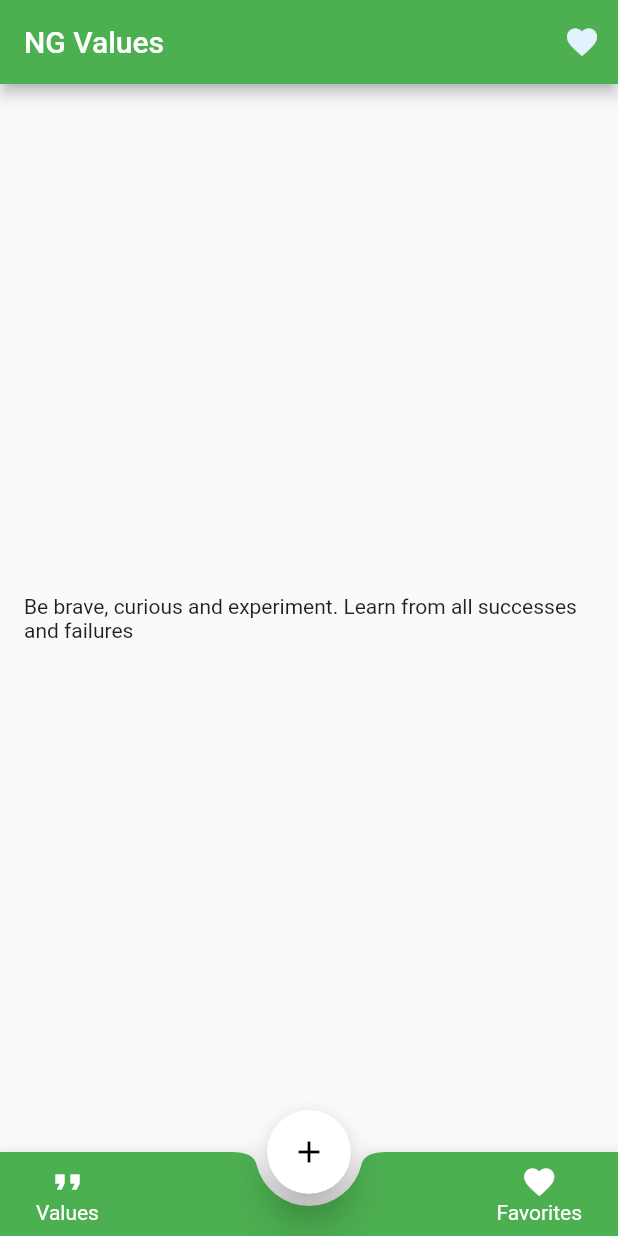
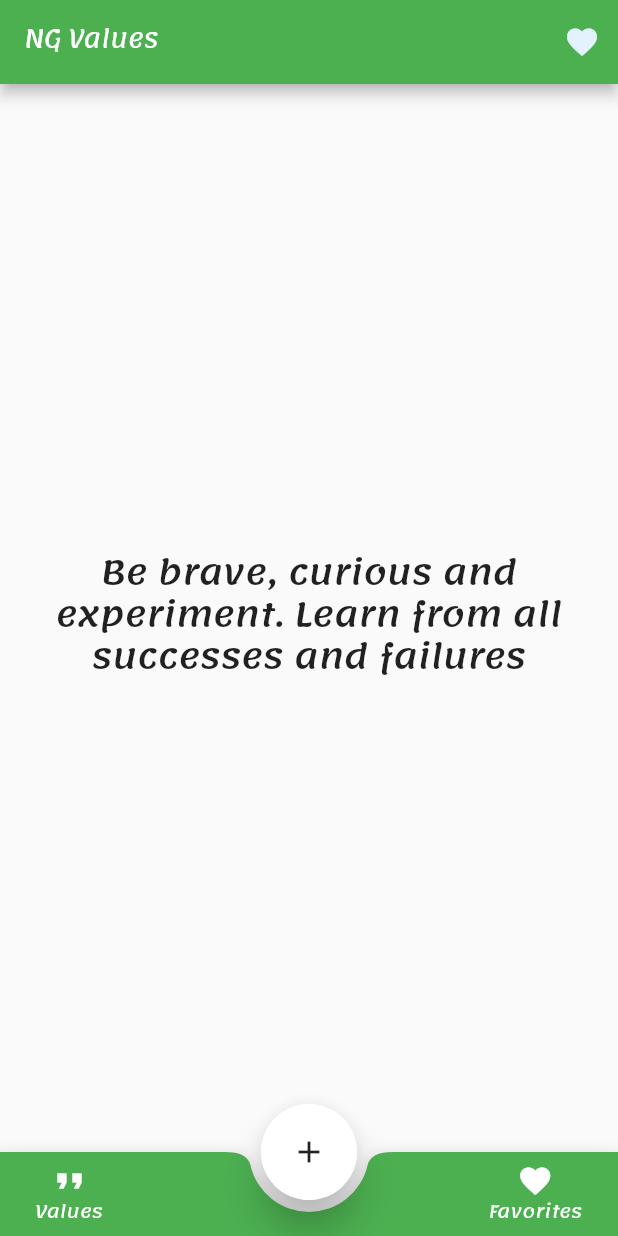
Before and after one commit to itmesh/netguru, a Flutter app: the screen it shows after launch, after a tap on the "favorite" icon, on a phone screen of 412 x 824 dp. Run offline on Flutter 3.47's test engine with Material 2 defaults, Android fonts, the phone set to English and light mode, and no system bars; our stand-ins replace get_it, hive; accounts and stored records are empty; generated files the repository leaves out were written again.

Commit message:
add custom fonts

```diff
--- a/lib/features/generator/ui/pages/generator_page.dart
+++ b/lib/features/generator/ui/pages/generator_page.dart
@@ -10,6 +10,7 @@ import 'package:netguru/features/values/values_page.dart';
 import 'package:netguru/helpers/netguru_values_manager.dart';
 import 'package:netguru/locator/service_locator.dart';
 import 'package:netguru/resources/strings.dart';
+import 'package:netguru/resources/text_styles.dart';
 
 class GeneratorPage extends StatefulWidget {
   @override
@@ -36,12 +37,10 @@ class _GeneratorPageState extends State<GeneratorPage> {
   Widget build(BuildContext context) {
     return Scaffold(
       appBar: AppBar(
-        title: Text('NG Values'),
+        title: Text(Strings.appBarTitle, style: TextStyles.bodyBold),
         actions: [
           IconButton(
-            onPressed: () {
-              _valuesManager.addToFavoriteAt(_generatedValue);
-            },
+            onPressed: () => _valuesManager.addToFavoriteAt(_generatedValue),
             icon: Icon(
               Icons.favorite,
               color: Theme.of(context).secondaryHeaderColor,
@@ -53,11 +52,11 @@ class _GeneratorPageState extends State<GeneratorPage> {
         closedShape: CircleBorder(),
         closedElevation: 10,
         transitionDuration: Duration(milliseconds: 800),
-        closedBuilder: (_, __) => FloatingActionButton(
-          elevation: 10,
-          foregroundColor: Colors.black,
+        closedBuilder: (_, __) => Container(
+          color: Colors.white,
+          width: 64.0,
+          height: 64.0,
           child: Icon(Icons.add),
-          backgroundColor: Colors.white,
         ),
         openBuilder: (_, __) => AddNewValuePage(),
       ),
@@ -67,17 +66,22 @@ class _GeneratorPageState extends State<GeneratorPage> {
           child: AnimatedSwitcher(
             duration: Duration(milliseconds: 400),
             child: Text(
-              _generatedValue != -1
-                  ? _valuesManager.values[_generatedValue].value
-                  : 'initializing',
+              _valuesManager.values[_generatedValue].value,
               key: ValueKey<String>(
-                  _valuesManager.values[_generatedValue].value),
+                _valuesManager.values[_generatedValue].value,
+              ),
+              style: TextStyles.title,
+              textAlign: TextAlign.center,
             ),
           ),
         ),
       ),
       floatingActionButtonLocation: FloatingActionButtonLocation.centerDocked,
-      bottomNavigationBar: BottomAppBar(
+      bottomNavigationBar: _buildBottomBar(),
+    );
+  }
+
+  Widget _buildBottomBar() => BottomAppBar(
         color: Theme.of(context).primaryColor,
         shape: CircularNotchedRectangle(),
         notchMargin: 8.0,
@@ -92,36 +96,18 @@ class _GeneratorPageState extends State<GeneratorPage> {
                 clipBehavior: Clip.hardEdge,
                 color: Colors.transparent,
                 child: InkWell(
-                  onTap: () => Navigator.of(context).push(
-                    PageRouteBuilder(
-                      pageBuilder: (context, animation, secondaryAnimation) =>
-                          ValuesPage(),
-                      transitionsBuilder:
-                          (context, animation, secondaryAnimation, child) {
-                        var begin = Offset(-1.0, 0.0);
-                        var end = Offset.zero;
-                        var curve = Curves.ease;
-
-                        var tween = Tween(begin: begin, end: end).chain(
-                          CurveTween(curve: curve),
-                        );
-
-                        return SlideTransition(
-                          position: animation.drive(tween),
-                          child: child,
-                        );
-                      },
-                    ),
-                  ),
+                  onTap: () => _navigateToValuesPage(),
                   child: Padding(
                     padding: const EdgeInsets.symmetric(horizontal: 8.0),
                     child: Column(
                       mainAxisAlignment: MainAxisAlignment.center,
                       children: [
                         Icon(Icons.format_quote_sharp, color: Colors.white),
+                        SizedBox(height: 4.0),
                         Text(
                           Strings.valuesBottomBar,
-                          style: TextStyle(color: Colors.white),
+                          style:
+                              TextStyles.caption.copyWith(color: Colors.white),
                         ),
                       ],
                     ),
@@ -134,36 +120,18 @@ class _GeneratorPageState extends State<GeneratorPage> {
                 clipBehavior: Clip.hardEdge,
                 color: Colors.transparent,
                 child: InkWell(
-                  onTap: () => Navigator.of(context).push(
-                    PageRouteBuilder(
-                      pageBuilder: (context, animation, secondaryAnimation) =>
-                          FavoritesPage(),
-                      transitionsBuilder:
-                          (context, animation, secondaryAnimation, child) {
-                        var begin = Offset(1.0, 0.0);
-                        var end = Offset.zero;
-                        var curve = Curves.ease;
-
-                        var tween = Tween(begin: begin, end: end).chain(
-                          CurveTween(curve: curve),
-                        );
-
-                        return SlideTransition(
-                          position: animation.drive(tween),
-                          child: child,
-                        );
-                      },
-                    ),
-                  ),
+                  onTap: () => _navigateToFavoritesPage(),
                   child: Padding(
                     padding: const EdgeInsets.symmetric(horizontal: 8.0),
                     child: Column(
                       mainAxisAlignment: MainAxisAlignment.center,
                       children: [
                         Icon(Icons.favorite, color: Colors.white),
+                        SizedBox(height: 4.0),
                         Text(
                           Strings.favoritesBottomBar,
-                          style: TextStyle(color: Colors.white),
+                          style:
+                              TextStyles.caption.copyWith(color: Colors.white),
                         ),
                       ],
                     ),
@@ -174,6 +142,45 @@ class _GeneratorPageState extends State<GeneratorPage> {
             ],
           ),
         ),
+      );
+
+  void _navigateToValuesPage() {
+    Navigator.of(context).push(
+      PageRouteBuilder(
+        pageBuilder: (context, animation, secondaryAnimation) => ValuesPage(),
+        transitionsBuilder: (context, animation, secondaryAnimation, child) {
+          final begin = Offset(-1.0, 0.0);
+          final end = Offset.zero;
+          final tween = Tween(begin: begin, end: end).chain(
+            CurveTween(curve: Curves.ease),
+          );
+
+          return SlideTransition(
+            position: animation.drive(tween),
+            child: child,
+          );
+        },
+      ),
+    );
+  }
+
+  void _navigateToFavoritesPage() {
+    Navigator.of(context).push(
+      PageRouteBuilder(
+        pageBuilder: (context, animation, secondaryAnimation) =>
+            FavoritesPage(),
+        transitionsBuilder: (context, animation, secondaryAnimation, child) {
+          final begin = Offset(1.0, 0.0);
+          final end = Offset.zero;
+          final tween = Tween(begin: begin, end: end).chain(
+            CurveTween(curve: Curves.ease),
+          );
+
+          return SlideTransition(
+            position: animation.drive(tween),
+            child: child,
+          );
+        },
       ),
     );
   }
--- a/lib/features/splash/splash_page.dart
+++ b/lib/features/splash/splash_page.dart
@@ -6,7 +6,7 @@ import 'package:flutter/material.dart';
 import 'package:netguru/features/generator/ui/pages/generator_page.dart';
 import 'package:netguru/helpers/netguru_values_manager.dart';
 import 'package:netguru/locator/service_locator.dart';
-import 'package:netguru/resources/colors.dart';
+import 'package:netguru/resources/netguru_colors.dart';
 import 'package:netguru/resources/images.dart';
 
 final _splashLogoSize = 200.0;
--- /dev/null
+++ b/lib/resources/fonts.dart
@@ -0,0 +1,3 @@
+abstract class Fonts {
+  static const String lemonada = 'Lemonada';
+}
--- a/lib/resources/strings.dart
+++ b/lib/resources/strings.dart
@@ -1,4 +1,5 @@
 abstract class Strings {
+  static const String appBarTitle = 'NG Values';
   static const String valuesBottomBar = 'Values';
   static const String favoritesBottomBar = 'Favorites';
   static const List<String> netguruCoreValues = [
--- /dev/null
+++ b/lib/resources/text_styles.dart
@@ -0,0 +1,26 @@
+import 'package:flutter/material.dart';
+import 'package:netguru/resources/fonts.dart';
+
+abstract class TextStyles {
+  static final TextStyle _regular = TextStyle(
+    fontFamily: Fonts.lemonada,
+  );
+
+  static final TextStyle title = _regular.copyWith(
+    fontSize: 22.0,
+    fontWeight: FontWeight.w500,
+    height: 28 / 22,
+  );
+
+  static final TextStyle bodyBold = _regular.copyWith(
+    fontSize: 16.0,
+    fontWeight: FontWeight.w400,
+    height: 18 / 16,
+  );
+
+  static final TextStyle caption = _regular.copyWith(
+    fontSize: 12.0,
+    fontWeight: FontWeight.w400,
+    height: 14 / 12,
+  );
+}
--- a/pubspec.yaml
+++ b/pubspec.yaml
@@ -89,3 +89,8 @@ flutter:
   #
   # For details regarding fonts from package dependencies,
   # see https://flutter.dev/custom-fonts/#from-packages
+
+  fonts:
+    - family: Lemonada
+      fonts:
+        - asset: assets/fonts/Lemonada-VariableFont_wght.ttf
```
Also changed, not shown: assets/fonts/Lemonada-Regular.ttf (added), assets/fonts/Lemonada-VariableFont_wght.ttf (added), lib/resources/netguru_colors.dart (renamed from lib/resources/colors.dart).
